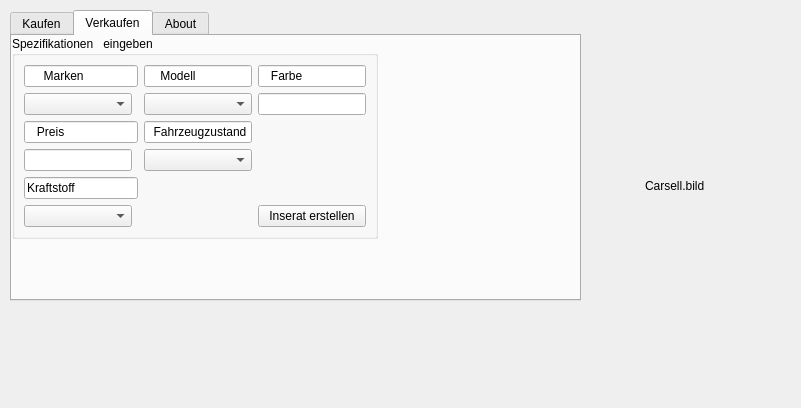
Qt form dialog.ui (danieldir/carSell) before a commit.
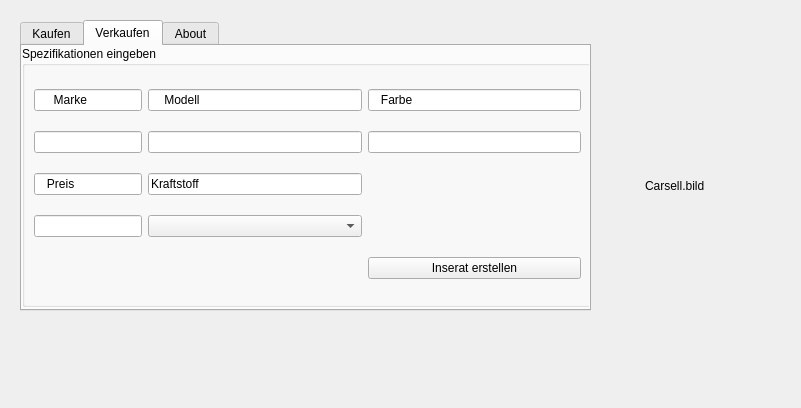
The same form after that commit. The open tabs and pages were chosen to show the change.

Commit message: Oberfläche angepasst dialog.cpp verkaufen hinzugefügt (Übergabe von dbconnector funktioniert noch nicht)

What changed in the file:
```diff
--- a/dialog.ui
+++ b/dialog.ui
@@ -29,8 +29,8 @@
   <widget class="QTabWidget" name="tabWidget">
    <property name="geometry">
     <rect>
-     <x>10</x>
-     <y>10</y>
+     <x>20</x>
+     <y>20</y>
      <width>571</width>
      <height>291</height>
     </rect>
@@ -119,18 +119,36 @@
       <string>    Carsell.bild</string>
      </property>
     </widget>
-    <widget class="QWidget" name="">
+    <widget class="QWidget" name="layoutWidget">
+     <property name="geometry">
+      <rect>
+       <x>0</x>
+       <y>0</y>
+       <width>571</width>
+       <height>261</height>
+      </rect>
+     </property>
      <layout class="QVBoxLayout" name="verticalLayout">
       <item>
        <widget class="QGroupBox" name="groupBox">
         <property name="title">
-         <string>Spezifikationen   eingeben</string>
+         <string>Spezifikationen eingeben</string>
         </property>
         <layout class="QGridLayout" name="gridLayout_2">
+         <item row="1" column="2">
+          <widget class="QLineEdit" name="lineModell">
+           <property name="readOnly">
+            <bool>false</bool>
+           </property>
+          </widget>
+         </item>
          <item row="0" column="0" colspan="2">
           <widget class="QLineEdit" name="lineEdit">
            <property name="text">
-            <string>     Marken</string>
+            <string>     Marke</string>
+           </property>
+           <property name="readOnly">
+            <bool>true</bool>
            </property>
           </widget>
          </item>
@@ -139,6 +157,9 @@
            <property name="text">
             <string>    Modell</string>
            </property>
+           <property name="readOnly">
+            <bool>true</bool>
+           </property>
           </widget>
          </item>
          <item row="0" column="3">
@@ -146,34 +167,21 @@
            <property name="text">
             <string>   Farbe</string>
            </property>
+           <property name="readOnly">
+            <bool>true</bool>
+           </property>
           </widget>
          </item>
-         <item row="1" column="0">
-          <widget class="QComboBox" name="comboMark_2"/>
-         </item>
-         <item row="1" column="2">
-          <widget class="QComboBox" name="comboModel_2"/>
-         </item>
          <item row="2" column="0" colspan="2">
           <widget class="QLineEdit" name="lineEdit_3">
            <property name="text">
             <string>   Preis</string>
            </property>
-          </widget>
-         </item>
-         <item row="3" column="2">
-          <widget class="QComboBox" name="comboBox_2"/>
-         </item>
-         <item row="4" column="0" colspan="2">
-          <widget class="QLineEdit" name="Kraftstoff">
-           <property name="text">
-            <string>Kraftstoff</string>
+           <property name="readOnly">
+            <bool>true</bool>
            </property>
           </widget>
          </item>
-         <item row="5" column="0">
-          <widget class="QComboBox" name="comboKraft"/>
-         </item>
          <item row="5" column="3">
           <widget class="QPushButton" name="erstellen">
            <property name="text">
@@ -181,18 +189,39 @@
            </property>
           </widget>
          </item>
-         <item row="2" column="2">
-          <widget class="QLineEdit" name="lineEdit_4">
-           <property name="text">
-            <string>  Fahrzeugzustand</string>
-           </property>
-          </widget>
-         </item>
-         <item row="3" column="0">
-          <widget class="QLineEdit" name="linePreis"/>
-         </item>
          <item row="1" column="3">
-          <widget class="QLineEdit" name="lineFarbe"/>
+          <widget class="QLineEdit" name="lineFarbe">
+           <property name="readOnly">
+            <bool>false</bool>
+           </property>
+          </widget>
+         </item>
+         <item row="1" column="0" colspan="2">
+          <widget class="QLineEdit" name="lineMarke">
+           <property name="readOnly">
+            <bool>false</bool>
+           </property>
+          </widget>
+         </item>
+         <item row="2" column="2">
+          <widget class="QLineEdit" name="Kraftstoff">
+           <property name="text">
+            <string>Kraftstoff</string>
+           </property>
+           <property name="readOnly">
+            <bool>true</bool>
+           </property>
+          </widget>
+         </item>
+         <item row="3" column="2">
+          <widget class="QComboBox" name="comboKraft"/>
+         </item>
+         <item row="3" column="0" colspan="2">
+          <widget class="QLineEdit" name="linePreis">
+           <property name="readOnly">
+            <bool>false</bool>
+           </property>
+          </widget>
          </item>
         </layout>
        </widget>
```
Left out of the diff: 33 changed lines with no effect on the pictures. The commit also changes 3 other files.
